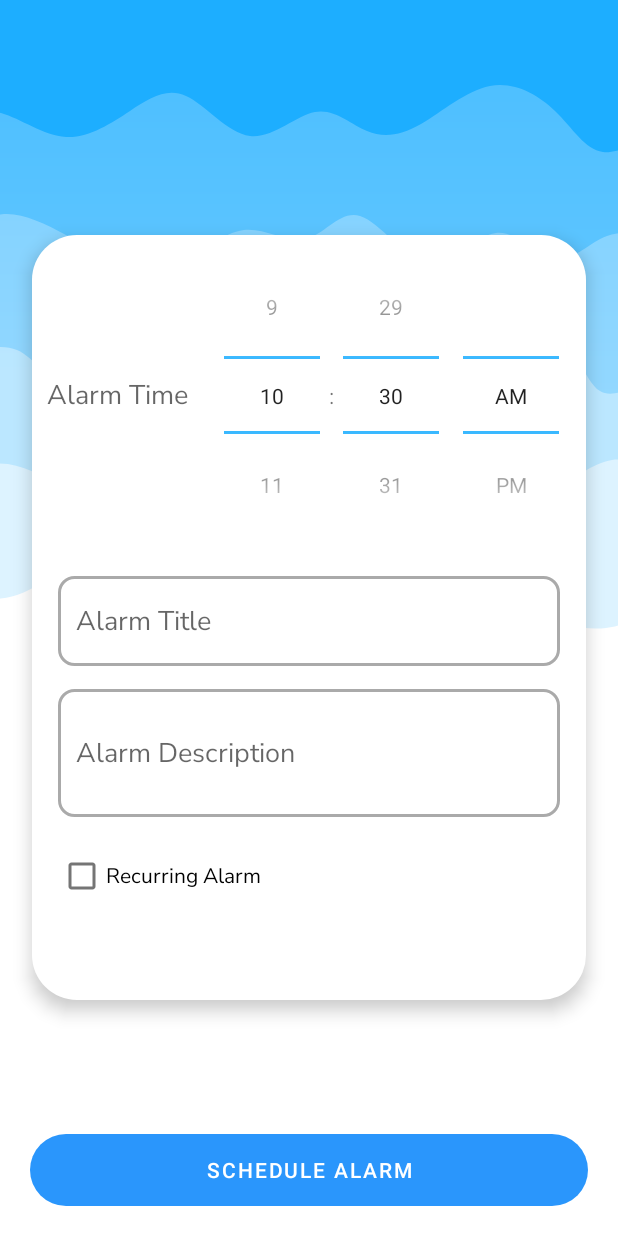
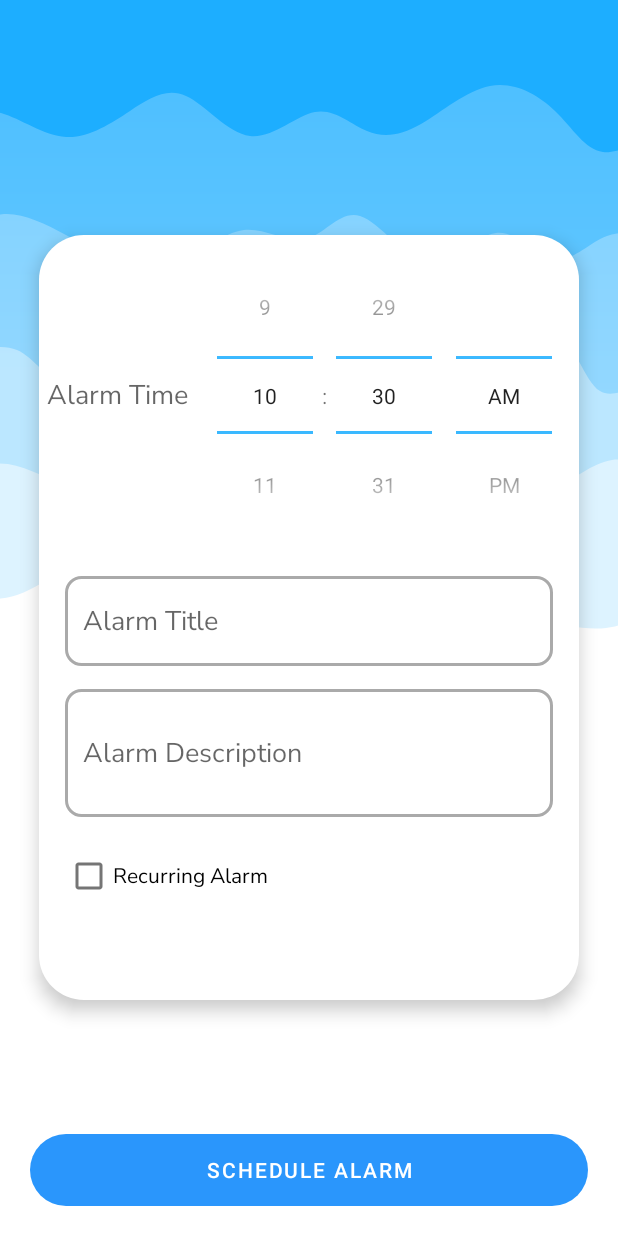
Before and after one commit to Kim-Arcena/Wakim-App, an Android app: the ScheduleAlarmFragment screen opened directly, with no data from a screen before it, on a phone screen of 412 x 824 dp. Run offline under Robolectric (Android 15) with nearby library versions, the phone set to English and light mode, and no system bars; our stand-ins replace Room's generated code.

Commit message:
Front-end adjustments

```diff
--- a/app/src/main/java/com/example/Wakim/scheduleAlarm/ScheduleAlarmViewModel.java
+++ b/app/src/main/java/com/example/Wakim/scheduleAlarm/ScheduleAlarmViewModel.java
@@ -63,7 +63,7 @@ public class ScheduleAlarmViewModel extends AndroidViewModel {
      */
     public LiveData<Alarm> getAlarm(int alarmId) {
         Calendar calendar = Calendar.getInstance();
-        int currentHour = calendar.get(Calendar.HOUR);
+        int currentHour = calendar.get(Calendar.HOUR_OF_DAY);
         int currentMinute = calendar.get(Calendar.MINUTE);
 
         return Transformations.map(alarmRepository.getAlarm(alarmId), alarm -> {
--- a/app/src/main/res/layout/fragment_schedulealarm.xml
+++ b/app/src/main/res/layout/fragment_schedulealarm.xml
@@ -17,6 +17,7 @@
     <androidx.constraintlayout.widget.ConstraintLayout
         android:layout_width="wrap_content"
         android:layout_height="510dp"
+        android:layout_margin="18dp"
         android:layout_centerInParent="true"
         android:background="@drawable/layout_background"
         android:elevation="7dp">
@@ -36,7 +37,7 @@
                 android:layout_height="wrap_content"
                 android:layout_gravity="center"
                 android:fontFamily="@font/nunito_sans"
-                android:padding="8dp"
+                android:padding="3dp"
                 android:text="Alarm Time"
                 android:textAlignment="center"
                 android:textAppearance="@style/TextAppearance.AppCompat.Medium" />
@@ -46,7 +47,7 @@
                 android:layout_width="wrap_content"
                 android:layout_height="wrap_content"
                 android:layout_gravity="center"
-                android:foregroundGravity="center_vertical"
+                android:foregroundGravity="center_horizontal"
                 android:theme="@style/Theme.BigProject"
                 android:timePickerMode="spinner" />
         </LinearLayout>
@@ -99,50 +100,51 @@
             app:layout_constraintTop_toBottomOf="@+id/fragment_createalarm_recurring">
 
             <LinearLayout
-                android:layout_width="wrap_content"
+                android:layout_width="match_parent"
                 android:layout_height="wrap_content"
                 android:layout_gravity="center_vertical"
-                android:orientation="horizontal">
+                android:orientation="horizontal"
+                android:layout_margin="0dp">
 
                 <CheckBox
                     android:id="@+id/on_Sun"
-                    android:layout_width="wrap_content"
+                    android:layout_width="45dp"
                     android:layout_height="wrap_content"
                     android:text="S" />
 
                 <CheckBox
                     android:id="@+id/on_Mon"
-                    android:layout_width="wrap_content"
+                    android:layout_width="45dp"
                     android:layout_height="wrap_content"
                     android:text="M" />
 
                 <CheckBox
                     android:id="@+id/on_Tue"
-                    android:layout_width="wrap_content"
+                    android:layout_width="45dp"
                     android:layout_height="wrap_content"
                     android:text="T" />
 
                 <CheckBox
                     android:id="@+id/on_Wed"
-                    android:layout_width="wrap_content"
+                    android:layout_width="45dp"
                     android:layout_height="wrap_content"
                     android:text="W" />
 
                 <CheckBox
                     android:id="@+id/on_Thu"
-                    android:layout_width="wrap_content"
+                    android:layout_width="50dp"
                     android:layout_height="wrap_content"
-                    android:text="Th" />
+                    android:text="Th"/>
 
                 <CheckBox
                     android:id="@+id/on_Fri"
-                    android:layout_width="wrap_content"
+                    android:layout_width="45dp"
                     android:layout_height="wrap_content"
                     android:text="F" />
 
                 <CheckBox
                     android:id="@+id/on_Sat"
-                    android:layout_width="wrap_content"
+                    android:layout_width="45dp"
                     android:layout_height="wrap_content"
                     android:text="S" />
             </LinearLayout>
--- a/app/src/main/res/layout/item_alarm.xml
+++ b/app/src/main/res/layout/item_alarm.xml
@@ -63,7 +63,7 @@
 
             <Switch
                 android:id="@+id/item_alarm_started"
-                android:layout_width="wrap_content"
+                android:layout_width="match_parent"
                 android:layout_height="match_parent"
                 android:layout_gravity="center_horizontal"
                 android:layout_weight="1"
```
